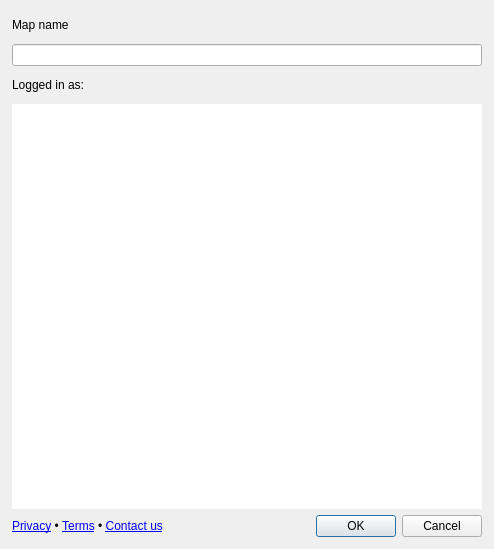
This is felt/ui/create_map.ui in felt/qgis-plugin as Qt 5 draws it before an edit. The edited form follows.
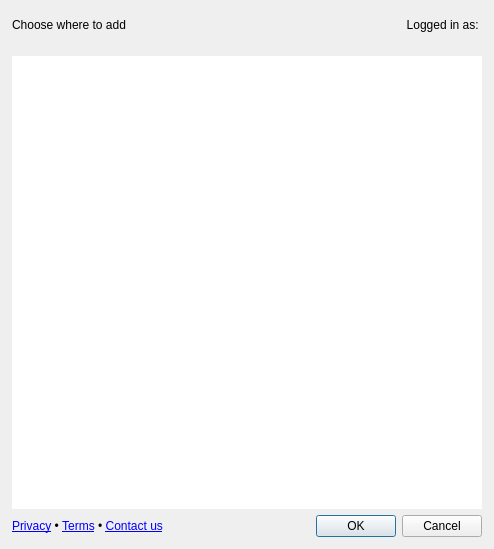
This is the edited form. The open tabs and pages were chosen to show the change.

The edit to the form file:
```diff
--- a/felt/ui/create_map.ui
+++ b/felt/ui/create_map.ui
@@ -70,7 +70,7 @@
           <number>1</number>
          </property>
          <widget class="QWidget" name="page">
-          <layout class="QGridLayout" name="gridLayout" rowstretch="0,0,0,0">
+          <layout class="QGridLayout" name="gridLayout" rowstretch="0,0,1,0">
            <property name="leftMargin">
             <number>0</number>
            </property>
@@ -86,27 +86,43 @@
            <property name="verticalSpacing">
             <number>12</number>
            </property>
-           <item row="2" column="0">
-            <widget class="QLabel" name="label_user">
-             <property name="text">
-              <string>Logged in as: </string>
-             </property>
-            </widget>
-           </item>
-           <item row="1" column="0">
-            <widget class="QLineEdit" name="map_title_edit"/>
-           </item>
-           <item row="3" column="0">
+           <item row="2" column="0" colspan="2">
             <widget class="QTextBrowser" name="warning_label">
+             <property name="sizePolicy">
+              <sizepolicy hsizetype="Expanding" vsizetype="Expanding">
+               <horstretch>0</horstretch>
+               <verstretch>0</verstretch>
+              </sizepolicy>
+             </property>
              <property name="frameShape">
               <enum>QFrame::NoFrame</enum>
              </property>
             </widget>
            </item>
+           <item row="0" column="1">
+            <widget class="QLabel" name="label_user">
+             <property name="text">
+              <string>Logged in as: </string>
+             </property>
+             <property name="alignment">
+              <set>Qt::AlignRight|Qt::AlignTrailing|Qt::AlignVCenter</set>
+             </property>
+            </widget>
+           </item>
            <item row="0" column="0">
             <widget class="QLabel" name="label_user_2">
              <property name="text">
-              <string>Map name</string>
+              <string>Choose where to add</string>
+             </property>
+            </widget>
+           </item>
+           <item row="1" column="0" colspan="2">
+            <widget class="QWidget" name="maps_frame" native="true">
+             <property name="sizePolicy">
+              <sizepolicy hsizetype="Preferred" vsizetype="Expanding">
+               <horstretch>0</horstretch>
+               <verstretch>0</verstretch>
+              </sizepolicy>
              </property>
             </widget>
            </item>
```
Left out of the diff: 2 changed lines with no effect on the pictures.
